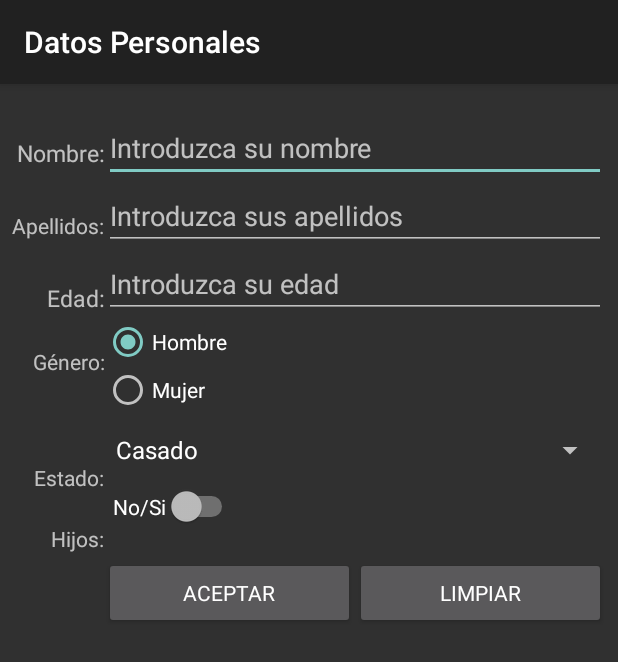
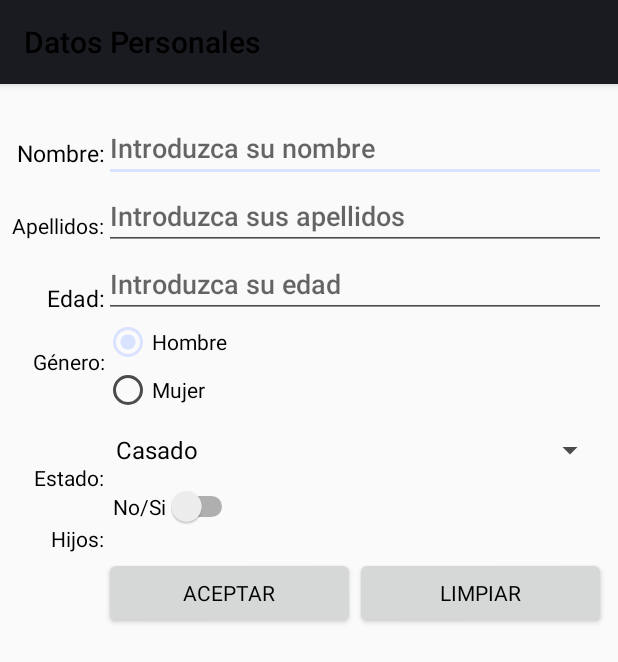
Before and after one commit to jdvc171/PracticaTema2PMDM_Android, an Android app: the screen it shows after launch (PracticaActivity), on a phone screen of 412 x 824 dp. Shown: the top 662 px of the screen. Run offline under Robolectric (Android 15) with nearby library versions, the phone set to English and light mode, and no system bars; 1 statement that could not run was skipped.

Commit message:
Segunda Parte de la práctica

```diff
--- a/app/src/main/AndroidManifest.xml
+++ b/app/src/main/AndroidManifest.xml
@@ -8,7 +8,7 @@
         android:label="@string/app_name"
         android:roundIcon="@mipmap/ic_launcher_round"
         android:supportsRtl="true"
-        android:theme="@style/Theme.AppCompat">
+        android:theme="@style/MiAppThemeWhite">
         <activity android:name="studium.prctica.practicatema2.PracticaActivity">
             <intent-filter>
                 <action android:name="android.intent.action.MAIN" />
--- a/app/src/main/java/studium/prctica/practicatema2/PracticaActivity.java
+++ b/app/src/main/java/studium/prctica/practicatema2/PracticaActivity.java
@@ -1,8 +1,8 @@
 package studium.prctica.practicatema2;
 
+import android.app.Activity;
 import android.graphics.Typeface;
 import android.os.Bundle;
-import android.support.v7.app.AppCompatActivity;
 import android.view.View;
 import android.widget.ArrayAdapter;
 import android.widget.Button;
@@ -15,7 +15,7 @@ import android.widget.TextView;
 
 import studium.prctica.prcticatema2.R;
 
-public class PracticaActivity extends AppCompatActivity  {
+public class PracticaActivity extends Activity {
 
     Spinner lista1;
     EditText editNombre,editapellidos,editedad;
--- a/app/src/main/res/values/dimens.xml
+++ b/app/src/main/res/values/dimens.xml
@@ -1,7 +1,5 @@
 <?xml version="1.0" encoding="utf-8"?>
 <resources>
-
-
     <dimen name="mi_medida1MP">@dimen/match_parent</dimen>
     <dimen name="mi_medida2WC">@dimen/wrap_content</dimen>
 </resources>
--- a/app/src/main/res/values/styles.xml
+++ b/app/src/main/res/values/styles.xml
@@ -1,8 +1,6 @@
 <resources>
-
     <!-- Base application theme. -->
-    <style name="AppTheme" parent="android:Theme.Material.Light.DarkActionBar">
-        <!-- Customize your theme here. -->
+    <style name="MiAppThemeWhite" parent="android:ThemeOverlay.Material.Light">
+        <item name = "android:textColor" >  #000000 </item>
     </style>
-
 </resources>
```
